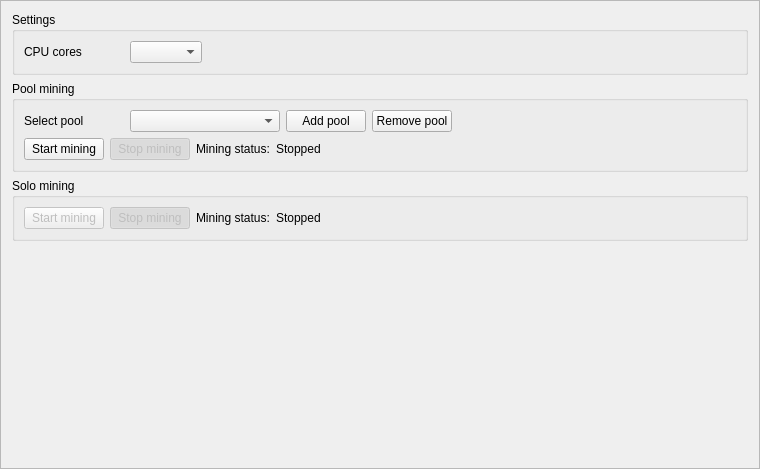
Before: the Qt Designer form src/gui/ui/miningframe.ui in mygirl8893/Catalyst-Classic-3.0.4, drawn with Qt 5.
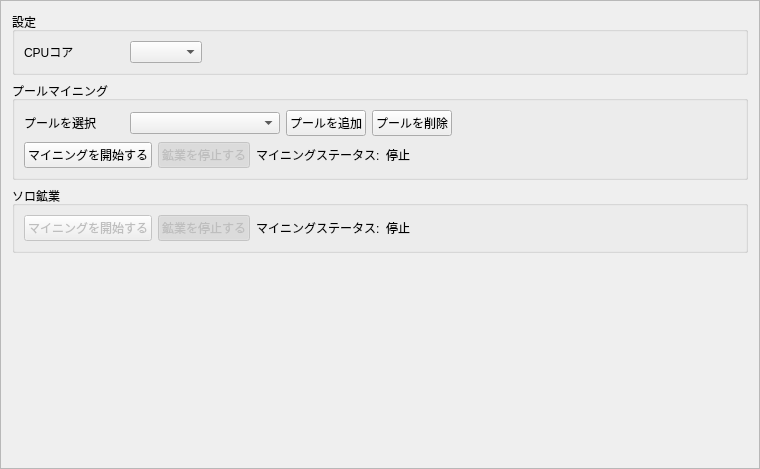
After: the same form once the commit is applied. Icons and pictures are not drawn.

The edit to the form file:
```diff
--- a/src/gui/ui/miningframe.ui
+++ b/src/gui/ui/miningframe.ui
@@ -36,7 +36,7 @@
    <item row="1" column="0">
     <widget class="QGroupBox" name="groupBox">
      <property name="title">
-      <string>Pool mining</string>
+      <string>プールマイニング</string>
      </property>
      <layout class="QGridLayout" name="gridLayout_3">
       <item row="0" column="1">
@@ -68,7 +68,7 @@
       <item row="0" column="2">
        <widget class="QPushButton" name="m_addPoolButton">
         <property name="text">
-         <string>Add pool</string>
+         <string>プールを追加</string>
         </property>
         <property name="icon">
          <iconset resource="../../resources.qrc">
@@ -85,7 +85,7 @@
          </size>
         </property>
         <property name="text">
-         <string>Select pool</string>
+         <string>プールを選択</string>
         </property>
        </widget>
       </item>
@@ -107,7 +107,7 @@
         <item row="0" column="0">
          <widget class="QPushButton" name="m_startButton">
           <property name="text">
-           <string>Start mining</string>
+           <string>マイニングを開始する</string>
           </property>
           <property name="checkable">
            <bool>true</bool>
@@ -123,7 +123,7 @@
            <bool>false</bool>
           </property>
           <property name="text">
-           <string>Stop mining</string>
+           <string>鉱業を停止する</string>
           </property>
           <property name="checkable">
            <bool>true</bool>
@@ -139,14 +139,14 @@
         <item row="0" column="3">
          <widget class="QLabel" name="m_poolLabel">
           <property name="text">
-           <string>Stopped</string>
+           <string>停止</string>
           </property>
          </widget>
         </item>
         <item row="0" column="2">
          <widget class="QLabel" name="label_3">
           <property name="text">
-           <string>Mining status:</string>
+           <string>マイニングステータス:</string>
           </property>
          </widget>
         </item>
@@ -155,7 +155,7 @@
       <item row="0" column="3">
        <widget class="QPushButton" name="m_delPoolButton">
         <property name="text">
-         <string>Remove pool</string>
+         <string>プールを削除</string>
         </property>
         <property name="icon">
          <iconset resource="../../resources.qrc">
@@ -173,7 +173,7 @@
    <item row="0" column="0">
     <widget class="QGroupBox" name="groupBox_3">
      <property name="title">
-      <string>Settings</string>
+      <string>設定</string>
      </property>
      <layout class="QGridLayout" name="gridLayout">
       <item row="0" column="0">
@@ -185,7 +185,7 @@
          </size>
         </property>
         <property name="text">
-         <string>CPU cores</string>
+         <string>CPUコア</string>
         </property>
        </widget>
       </item>
@@ -217,7 +217,7 @@
       </size>
      </property>
      <property name="title">
-      <string>Solo mining</string>
+      <string>ソロ鉱業</string>
      </property>
      <layout class="QGridLayout" name="gridLayout_4">
       <item row="0" column="4">
@@ -239,7 +239,7 @@
          <bool>false</bool>
         </property>
         <property name="text">
-         <string>Stop mining</string>
+         <string>鉱業を停止する</string>
         </property>
         <property name="checkable">
          <bool>true</bool>
@@ -258,7 +258,7 @@
          <bool>false</bool>
         </property>
         <property name="text">
-         <string>Start mining</string>
+         <string>マイニングを開始する</string>
         </property>
         <property name="checkable">
          <bool>true</bool>
@@ -271,14 +271,14 @@
       <item row="0" column="3">
        <widget class="QLabel" name="m_soloLabel">
         <property name="text">
-         <string>Stopped</string>
+         <string>停止</string>
         </property>
        </widget>
       </item>
       <item row="0" column="2">
        <widget class="QLabel" name="label_4">
         <property name="text">
-         <string>Mining status:</string>
+         <string>マイニングステータス:</string>
         </property>
        </widget>
       </item>
```
